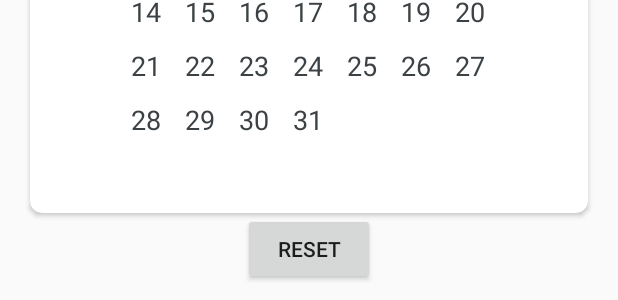
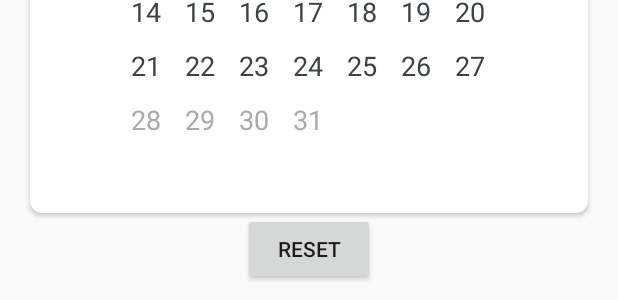
Before and after one commit to ArchitShah248/CalendarDateRangePicker, an Android app: the layout activity_main.xml on its own in the app's theme, with its tools: preview values and no code run, on a phone screen of 412 x 824 dp. Shown: the part 675-975 px from the top of the screen. Run offline under Robolectric (Android 15) with nearby library versions, the phone set to English and light mode, and no system bars.

Commit message:
Added feature for enabling future dates.

```diff
--- a/app/src/main/res/layout/activity_main.xml
+++ b/app/src/main/res/layout/activity_main.xml
@@ -26,6 +26,7 @@
             custom:range_color="@color/range_bg_color_app"
             custom:selected_date_circle_color="@color/selected_date_circle_color_app"
             custom:title_color="@color/calendar_header_title"
+            custom:enable_future_date="false"
             custom:editable="true"
             custom:week_offset="0">
 
--- a/awesome-calendar/src/main/java/com/archit/calendardaterangepicker/customviews/DateRangeMonthView.java
+++ b/awesome-calendar/src/main/java/com/archit/calendardaterangepicker/customviews/DateRangeMonthView.java
@@ -268,6 +268,10 @@ class DateRangeMonthView extends LinearLayout {
                 && !calendarStyleAttr.isEnabledPastDates()) {
             disableDayContainer(container);
             container.tvDate.setText(String.valueOf(date));
+        } else if (today.before(calendar) && (today.get(Calendar.DAY_OF_YEAR) != calendar.get(Calendar.DAY_OF_YEAR))
+                && !calendarStyleAttr.isEnabledFutureDates()) {
+            disableDayContainer(container);
+            container.tvDate.setText(String.valueOf(date));
         } else {
             @DateRangeCalendarManager.RANGE_TYPE
             int type = dateRangeCalendarManager.checkDateRange(calendar);
--- a/awesome-calendar/src/main/java/com/archit/calendardaterangepicker/models/CalendarStyleAttr.java
+++ b/awesome-calendar/src/main/java/com/archit/calendardaterangepicker/models/CalendarStyleAttr.java
@@ -25,6 +25,7 @@ public class CalendarStyleAttr {
     private boolean shouldEnabledTime = false;
     private int weekOffset = 0;
     private boolean enabledPastDates = false;
+    private boolean enabledFutureDates = true;
     private boolean isEditable = true;
 
     public CalendarStyleAttr(Context context) {
@@ -88,6 +89,7 @@ public class CalendarStyleAttr {
                 selectedDateCircleColor = ta.getColor(R.styleable.DateRangeMonthView_selected_date_circle_color, selectedDateCircleColor);
                 shouldEnabledTime = ta.getBoolean(R.styleable.DateRangeMonthView_enable_time_selection, false);
                 enabledPastDates = ta.getBoolean(R.styleable.DateRangeMonthView_enable_past_date,false);
+                enabledFutureDates = ta.getBoolean(R.styleable.DateRangeMonthView_enable_future_date,true);
                 isEditable = ta.getBoolean(R.styleable.DateRangeMonthView_editable,true);
 
                 textSizeTitle = ta.getDimension(R.styleable.DateRangeMonthView_text_size_title, textSizeTitle);
@@ -231,6 +233,14 @@ public class CalendarStyleAttr {
         this.enabledPastDates = enabledPastDates;
     }
 
+    public boolean isEnabledFutureDates() {
+        return enabledFutureDates;
+    }
+
+    public void setEnabledFutureDates(boolean enabledFutureDates) {
+        this.enabledFutureDates = enabledFutureDates;
+    }
+
     /**
      * To set week offset
      *
--- a/awesome-calendar/src/main/res/values/attrs.xml
+++ b/awesome-calendar/src/main/res/values/attrs.xml
@@ -18,6 +18,7 @@
         <attr name="calendar_tag" format="string" />
         <attr name="week_offset" format="integer" />
         <attr name="enable_past_date" format="boolean" />
+        <attr name="enable_future_date" format="boolean" />
         <attr name="editable" format="boolean" />
     </declare-styleable>
 
```
